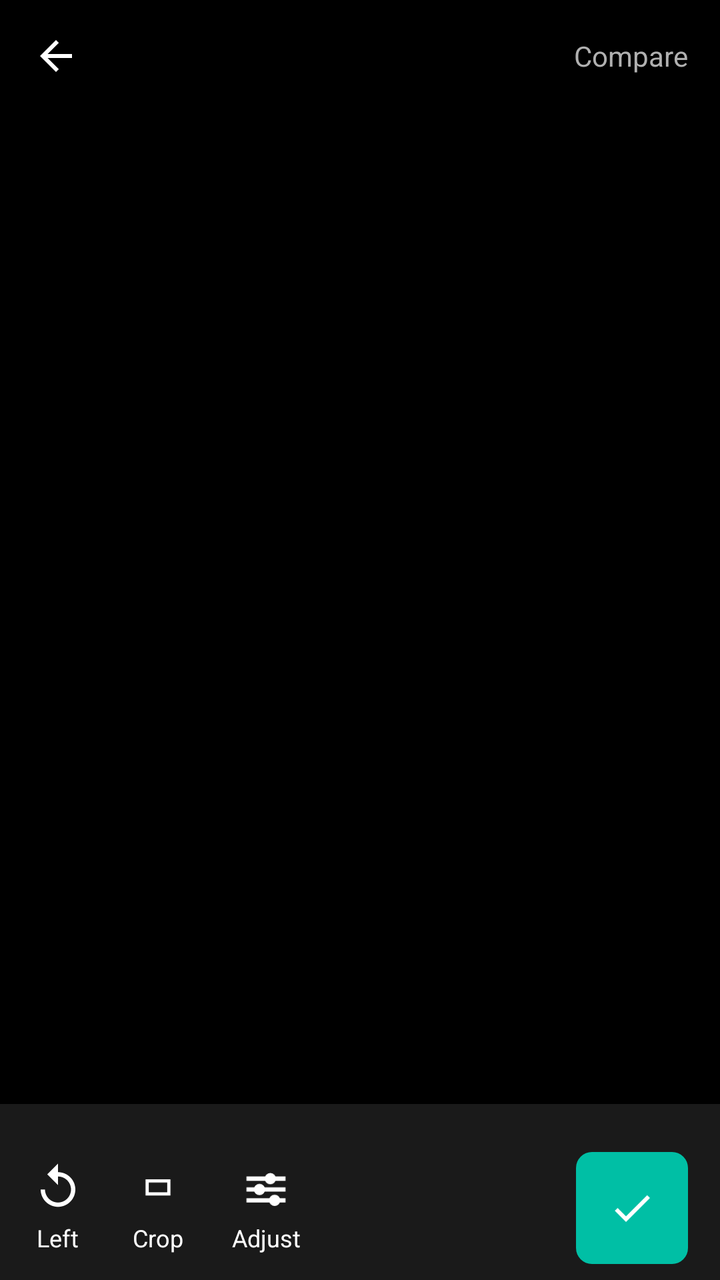
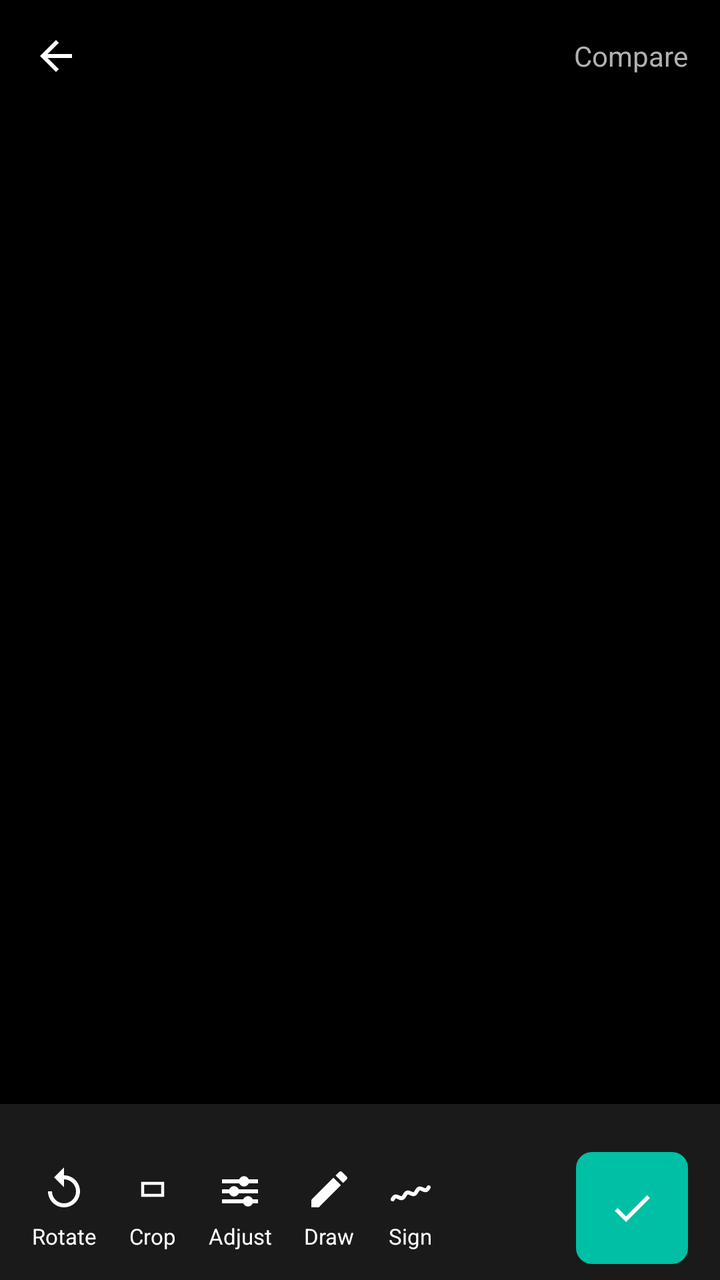

Before-and-after screenshots of an Android layout around one commit, followed by the original layout XML and the change that was made.
<!-- AndroidManifest.xml: application theme Theme.Hakunaa -->
<!-- res/layout/activity_enhance.xml -->
<?xml version="1.0" encoding="utf-8"?>
<LinearLayout xmlns:android="http://schemas.android.com/apk/res/android"
    android:layout_width="match_parent"
    android:layout_height="match_parent"
    android:background="#000000"
    android:orientation="vertical">

    
    <LinearLayout
        android:layout_width="match_parent"
        android:layout_height="56dp"
        android:gravity="center_vertical"
        android:orientation="horizontal"
        android:paddingStart="8dp"
        android:paddingEnd="16dp">

        <ImageButton
            android:id="@+id/btnBack"
            android:layout_width="40dp"
            android:layout_height="40dp"
            android:background="@android:color/transparent"
            android:contentDescription="Back"
            android:src="@drawable/ic_arrow_back"
            android:tint="#FFFFFF" />

        <EditText
            android:id="@+id/etDocName"
            android:layout_width="0dp"
            android:layout_height="wrap_content"
            android:layout_marginStart="8dp"
            android:layout_weight="1"
            android:background="@android:color/transparent"
            android:textColor="#FFFFFF"
            android:textSize="18sp" />

        
        <TextView
            android:id="@+id/tvPageIndicator"
            android:layout_width="wrap_content"
            android:layout_height="wrap_content"
            android:layout_marginEnd="12dp"
            android:text=""
            android:textColor="#FFFFFF"
            android:textSize="14sp"
            android:visibility="gone" />

        <TextView
            android:layout_width="wrap_content"
            android:layout_height="wrap_content"
            android:text="Compare"
            android:textColor="#B0B0B0"
            android:textSize="14sp" />
    </LinearLayout>

    
    <ImageView
        android:id="@+id/ivPage"
        android:layout_width="match_parent"
        android:layout_height="0dp"
        android:layout_weight="1"
        android:layout_marginTop="32dp"
        android:scaleType="fitCenter" />

    
    <HorizontalScrollView
        android:layout_width="match_parent"
        android:layout_height="wrap_content"
        android:background="#1A1A1A"
        android:paddingTop="8dp"
        android:paddingBottom="8dp">

        <LinearLayout
            android:id="@+id/filterRow"
            android:layout_width="wrap_content"
            android:layout_height="wrap_content"
            android:orientation="horizontal"
            android:paddingStart="8dp"
            android:paddingEnd="8dp" />
    </HorizontalScrollView>

    
    <LinearLayout
        android:id="@+id/adjustPanel"
        android:layout_width="match_parent"
        android:layout_height="wrap_content"
        android:background="#1A1A1A"
        android:orientation="vertical"
        android:paddingStart="16dp"
        android:paddingEnd="16dp"
        android:paddingTop="4dp"
        android:paddingBottom="8dp"
        android:visibility="gone">

        <LinearLayout
            android:layout_width="match_parent"
            android:layout_height="wrap_content"
            android:gravity="center_vertical"
            android:orientation="horizontal">

            <TextView
                android:layout_width="wrap_content"
                android:layout_height="wrap_content"
                android:text="Adjust"
                android:textColor="#FFFFFF"
                android:textSize="14sp"
                android:textStyle="bold" />

            <View
                android:layout_width="0dp"
                android:layout_height="0dp"
                android:layout_weight="1" />

            <TextView
                android:id="@+id/btnAdjustReset"
                android:layout_width="wrap_content"
                android:layout_height="wrap_content"
                android:padding="8dp"
                android:text="Reset"
                android:textColor="#00BFA5"
                android:textSize="14sp" />

            <TextView
                android:id="@+id/btnAdjustClose"
                android:layout_width="wrap_content"
                android:layout_height="wrap_content"
                android:padding="8dp"
                android:text="✕"
                android:textColor="#B0B0B0"
                android:textSize="14sp" />
        </LinearLayout>

        <LinearLayout
            android:layout_width="match_parent"
            android:layout_height="wrap_content"
            android:gravity="center_vertical"
            android:orientation="horizontal">

            <TextView
                android:layout_width="90dp"
                android:layout_height="wrap_content"
                android:text="Brightness"
                android:textColor="#B0B0B0"
                android:textSize="13sp" />

            <SeekBar
                android:id="@+id/seekBrightness"
                android:layout_width="0dp"
                android:layout_height="wrap_content"
                android:layout_weight="1"
                android:max="200"
                android:progress="100"
                android:progressTint="#00BFA5"
                android:thumbTint="#00BFA5" />

            <TextView
                android:id="@+id/tvBrightnessValue"
                android:layout_width="40dp"
                android:layout_height="wrap_content"
                android:gravity="end"
                android:text="0"
                android:textColor="#FFFFFF"
                android:textSize="13sp" />
        </LinearLayout>

        <LinearLayout
            android:layout_width="match_parent"
            android:layout_height="wrap_content"
            android:gravity="center_vertical"
            android:orientation="horizontal">

            <TextView
                android:layout_width="90dp"
                android:layout_height="wrap_content"
                android:text="Contrast"
                android:textColor="#B0B0B0"
                android:textSize="13sp" />

            <SeekBar
                android:id="@+id/seekContrast"
                android:layout_width="0dp"
                android:layout_height="wrap_content"
                android:layout_weight="1"
                android:max="150"
                android:progress="50"
                android:progressTint="#00BFA5"
                android:thumbTint="#00BFA5" />

            <TextView
                android:id="@+id/tvContrastValue"
                android:layout_width="40dp"
                android:layout_height="wrap_content"
                android:gravity="end"
                android:text="1.00"
                android:textColor="#FFFFFF"
                android:textSize="13sp" />
        </LinearLayout>

        <LinearLayout
            android:layout_width="match_parent"
            android:layout_height="wrap_content"
            android:gravity="center_vertical"
            android:orientation="horizontal">

            <TextView
                android:layout_width="90dp"
                android:layout_height="wrap_content"
                android:text="Sharpness"
                android:textColor="#B0B0B0"
                android:textSize="13sp" />

            <SeekBar
                android:id="@+id/seekSharpness"
                android:layout_width="0dp"
                android:layout_height="wrap_content"
                android:layout_weight="1"
                android:max="100"
                android:progress="40"
                android:progressTint="#00BFA5"
                android:thumbTint="#00BFA5" />

            <TextView
                android:id="@+id/tvSharpnessValue"
                android:layout_width="40dp"
                android:layout_height="wrap_content"
                android:gravity="end"
                android:text="40"
                android:textColor="#FFFFFF"
                android:textSize="13sp" />
        </LinearLayout>
    </LinearLayout>

    
    <LinearLayout
        android:id="@+id/applyAllRow"
        android:layout_width="match_parent"
        android:layout_height="wrap_content"
        android:background="#1A1A1A"
        android:gravity="center_vertical"
        android:orientation="horizontal"
        android:paddingStart="16dp"
        android:paddingEnd="16dp"
        android:paddingTop="4dp"
        android:paddingBottom="8dp"
        android:visibility="gone">

        <CheckBox
            android:id="@+id/cbApplyAll"
            android:layout_width="wrap_content"
            android:layout_height="wrap_content"
            android:button="@drawable/checkbox_apply_all"
            android:text="Apply to all pages"
            android:textColor="#FFFFFF"
            android:textSize="14sp" />

        <TextView
            android:id="@+id/tvApplyAllCount"
            android:layout_width="wrap_content"
            android:layout_height="wrap_content"
            android:layout_marginStart="8dp"
            android:text=""
            android:textColor="#808080"
            android:textSize="13sp" />
    </LinearLayout>

    
    <LinearLayout
        android:layout_width="match_parent"
        android:layout_height="72dp"
        android:background="#1A1A1A"
        android:gravity="center_vertical"
        android:orientation="horizontal"
        android:paddingStart="16dp"
        android:paddingEnd="16dp">

        <LinearLayout
            android:id="@+id/btnRotateLeft"
            android:layout_width="wrap_content"
            android:layout_height="wrap_content"
            android:gravity="center"
            android:orientation="vertical">

            <ImageView
                android:layout_width="26dp"
                android:layout_height="26dp"
                android:src="@drawable/ic_rotate_left"
                android:tint="#FFFFFF" />

            <TextView
                android:layout_width="wrap_content"
                android:layout_height="wrap_content"
                android:layout_marginTop="4dp"
                android:text="Left"
                android:textColor="#FFFFFF"
                android:textSize="12sp" />
        </LinearLayout>

        
        <LinearLayout
            android:id="@+id/btnCrop"
            android:layout_width="wrap_content"
            android:layout_height="wrap_content"
            android:layout_marginStart="24dp"
            android:gravity="center"
            android:orientation="vertical">

            <ImageView
                android:layout_width="26dp"
                android:layout_height="26dp"
                android:src="@drawable/ic_crop"
                android:tint="#FFFFFF" />

            <TextView
                android:layout_width="wrap_content"
                android:layout_height="wrap_content"
                android:layout_marginTop="4dp"
                android:text="Crop"
                android:textColor="#FFFFFF"
                android:textSize="12sp" />
        </LinearLayout>

        
        <LinearLayout
            android:id="@+id/btnAdjust"
            android:layout_width="wrap_content"
            android:layout_height="wrap_content"
            android:layout_marginStart="24dp"
            android:gravity="center"
            android:orientation="vertical">

            <ImageView
                android:id="@+id/ivAdjustIcon"
                android:layout_width="26dp"
                android:layout_height="26dp"
                android:src="@drawable/ic_tune"
                android:tint="#FFFFFF" />

            <TextView
                android:id="@+id/tvAdjustLabel"
                android:layout_width="wrap_content"
                android:layout_height="wrap_content"
                android:layout_marginTop="4dp"
                android:text="Adjust"
                android:textColor="#FFFFFF"
                android:textSize="12sp" />
        </LinearLayout>

        <View
            android:layout_width="0dp"
            android:layout_height="0dp"
            android:layout_weight="1" />

        
        <ImageButton
            android:id="@+id/btnSave"
            android:layout_width="56dp"
            android:layout_height="56dp"
            android:background="@drawable/bg_teal_button"
            android:contentDescription="Save"
            android:src="@drawable/ic_check"
            android:tint="#FFFFFF" />
    </LinearLayout>
</LinearLayout>
<!-- resources referenced by this layout -->
<resources>
  <!-- drawable bg_teal_button (drawable) -->
  <?xml version="1.0" encoding="utf-8"?>
  <shape xmlns:android="http://schemas.android.com/apk/res/android"
      android:shape="rectangle">
      <corners android:radius="8dp" />
      <solid android:color="#00BFA5" />
  </shape>
  <!-- drawable checkbox_apply_all (drawable) -->
  <?xml version="1.0" encoding="utf-8"?>
  <selector xmlns:android="http://schemas.android.com/apk/res/android">
      <item android:state_checked="true" android:drawable="@drawable/checkbox_checked" />
      <item android:drawable="@drawable/checkbox_unchecked" />
  </selector>
  <!-- drawable ic_arrow_back (drawable) -->
  <vector xmlns:android="http://schemas.android.com/apk/res/android"
      android:width="24dp"
      android:height="24dp"
      android:viewportWidth="24"
      android:viewportHeight="24"
      android:tint="#111827">
      <path
          android:fillColor="#FF000000"
          android:pathData="M20,11H7.83l5.59,-5.59L12,4l-8,8 8,8 1.41,-1.41L7.83,13H20v-2z" />
  </vector>
  <!-- drawable ic_check (drawable) -->
  <?xml version="1.0" encoding="utf-8"?>
  <vector xmlns:android="http://schemas.android.com/apk/res/android"
      android:width="24dp"
      android:height="24dp"
      android:viewportWidth="24"
      android:viewportHeight="24">
      <path
          android:fillColor="#FFFFFF"
          android:pathData="M9,16.17L4.83,12l-1.42,1.41L9,19 21,7l-1.41,-1.41z" />
  </vector>
  <!-- drawable ic_rotate_left (drawable) -->
  <?xml version="1.0" encoding="utf-8"?>
  <vector xmlns:android="http://schemas.android.com/apk/res/android"
      android:width="24dp"
      android:height="24dp"
      android:viewportWidth="24"
      android:viewportHeight="24">
      <path
          android:fillColor="#FFFFFF"
          android:pathData="M12,5V1L7,6l5,5V7c3.31,0 6,2.69 6,6s-2.69,6 -6,6 -6,-2.69 -6,-6H4c0,4.42 3.58,8 8,8s8,-3.58 8,-8 -3.58,-8 -8,-8z" />
  </vector>
  <!-- drawable checkbox_unchecked (drawable) -->
  <?xml version="1.0" encoding="utf-8"?>
  <vector xmlns:android="http://schemas.android.com/apk/res/android"
      android:width="24dp"
      android:height="24dp"
      android:viewportWidth="24"
      android:viewportHeight="24">
      <path
          android:fillColor="#00000000"
          android:strokeColor="#FFFFFF"
          android:strokeWidth="2"
          android:pathData="M5,3 h14 a2,2 0 0 1 2,2 v14 a2,2 0 0 1 -2,2 H5 a2,2 0 0 1 -2,-2 V5 a2,2 0 0 1 2,-2 z" />
  </vector>
  <color name="hakunaa_primary">#0B57D0</color>
  <color name="hakunaa_primary_dark">#0842A0</color>
  <color name="hakunaa_on_primary">#FFFFFF</color>
  <color name="hakunaa_background">#F6F7F9</color>
  <color name="hakunaa_surface">#FFFFFF</color>
  <color name="hakunaa_text">#111827</color>
  <color name="hakunaa_text_secondary">#5B6472</color>
  <!-- unchanged entries left out for length: 4 -->
</resources>

<!-- the commit's change to res/layout/activity_enhance.xml (unified diff, before → after) -->
@@ -53,13 +53,33 @@
     </LinearLayout>
 
     
-    <ImageView
-        android:id="@+id/ivPage"
+    <FrameLayout
+        android:id="@+id/pageFrame"
         android:layout_width="match_parent"
         android:layout_height="0dp"
         android:layout_weight="1"
-        android:layout_marginTop="32dp"
-        android:scaleType="fitCenter" />
+        android:layout_marginTop="32dp">
+
+        <ImageView
+            android:id="@+id/ivPage"
+            android:layout_width="match_parent"
+            android:layout_height="match_parent"
+            android:scaleType="fitCenter" />
+
+        
+        <com.hakunaa.app.scanner.DrawView
+            android:id="@+id/drawView"
+            android:layout_width="match_parent"
+            android:layout_height="match_parent"
+            android:visibility="gone" />
+
+        
+        <ImageView
+            android:id="@+id/ivSignature"
+            android:layout_width="wrap_content"
+            android:layout_height="wrap_content"
+            android:visibility="gone" />
+    </FrameLayout>
 
     
     <HorizontalScrollView
@@ -264,6 +284,118 @@
 
     
     <LinearLayout
+        android:id="@+id/drawPanel"
+        android:layout_width="match_parent"
+        android:layout_height="wrap_content"
+        android:background="#1A1A1A"
+        android:gravity="center_vertical"
+        android:orientation="horizontal"
+        android:paddingStart="12dp"
+        android:paddingEnd="12dp"
+        android:paddingTop="6dp"
+        android:paddingBottom="6dp"
+        android:visibility="gone">
+
+        <LinearLayout
+            android:id="@+id/colorRow"
+            android:layout_width="wrap_content"
+            android:layout_height="wrap_content"
+            android:gravity="center_vertical"
+            android:orientation="horizontal" />
+
+        <TextView
+            android:id="@+id/btnDrawSize"
+            android:layout_width="wrap_content"
+            android:layout_height="wrap_content"
+            android:layout_marginStart="12dp"
+            android:padding="8dp"
+            android:text="Size: M"
+            android:textColor="#FFFFFF"
+            android:textSize="13sp"
+            android:textStyle="bold" />
+
+        <TextView
+            android:id="@+id/btnDrawUndo"
+            android:layout_width="wrap_content"
+            android:layout_height="wrap_content"
+            android:padding="8dp"
+            android:text="Undo"
+            android:textColor="#FFFFFF"
+            android:textSize="13sp" />
+
+        <TextView
+            android:id="@+id/btnDrawClear"
+            android:layout_width="wrap_content"
+            android:layout_height="wrap_content"
+            android:padding="8dp"
+            android:text="Clear"
+            android:textColor="#FFFFFF"
+            android:textSize="13sp" />
+
+        <View
+            android:layout_width="0dp"
+            android:layout_height="0dp"
+            android:layout_weight="1" />
+
+        <TextView
+            android:id="@+id/btnDrawDone"
+            android:layout_width="wrap_content"
+            android:layout_height="wrap_content"
+            android:padding="8dp"
+            android:text="Done"
+            android:textColor="#00BFA5"
+            android:textSize="13sp"
+            android:textStyle="bold" />
+    </LinearLayout>
+
+    
+    <LinearLayout
+        android:id="@+id/signPanel"
+        android:layout_width="match_parent"
+        android:layout_height="wrap_content"
+        android:background="#1A1A1A"
+        android:gravity="center_vertical"
+        android:orientation="horizontal"
+        android:paddingStart="16dp"
+        android:paddingEnd="16dp"
+        android:paddingTop="6dp"
+        android:paddingBottom="6dp"
+        android:visibility="gone">
+
+        <TextView
+            android:layout_width="wrap_content"
+            android:layout_height="wrap_content"
+            android:text="Drag the signature to move it"
+            android:textColor="#B0B0B0"
+            android:textSize="13sp" />
+
+        <View
+            android:layout_width="0dp"
+            android:layout_height="0dp"
+            android:layout_weight="1" />
+
+        <TextView
+            android:id="@+id/btnSignRemove"
+            android:layout_width="wrap_content"
+            android:layout_height="wrap_content"
+            android:padding="8dp"
+            android:text="Remove"
+            android:textColor="#FFFFFF"
+            android:textSize="13sp" />
+
+        <TextView
+            android:id="@+id/btnSignDone"
+            android:layout_width="wrap_content"
+            android:layout_height="wrap_content"
+            android:padding="8dp"
+            android:text="Done"
+            android:textColor="#00BFA5"
+            android:textSize="13sp"
+            android:textStyle="bold" />
+    </LinearLayout>
+
+    
+    <LinearLayout
         android:layout_width="match_parent"
         android:layout_height="72dp"
         android:background="#1A1A1A"
@@ -272,16 +404,17 @@
         android:paddingStart="16dp"
         android:paddingEnd="16dp">
 
-        <LinearLayout
-            android:id="@+id/btnRotateLeft"
+        
+        <LinearLayout
+            android:id="@+id/btnRotate"
             android:layout_width="wrap_content"
             android:layout_height="wrap_content"
             android:gravity="center"
             android:orientation="vertical">
 
             <ImageView
-                android:layout_width="26dp"
-                android:layout_height="26dp"
+                android:layout_width="24dp"
+                android:layout_height="24dp"
                 android:src="@drawable/ic_rotate_left"
                 android:tint="#FFFFFF" />
 
@@ -289,9 +422,9 @@
                 android:layout_width="wrap_content"
                 android:layout_height="wrap_content"
                 android:layout_marginTop="4dp"
-                android:text="Left"
-                android:textColor="#FFFFFF"
-                android:textSize="12sp" />
+                android:text="Rotate"
+                android:textColor="#FFFFFF"
+                android:textSize="11sp" />
         </LinearLayout>
 
         
@@ -299,13 +432,13 @@
             android:id="@+id/btnCrop"
             android:layout_width="wrap_content"
             android:layout_height="wrap_content"
-            android:layout_marginStart="24dp"
+            android:layout_marginStart="16dp"
             android:gravity="center"
             android:orientation="vertical">
 
             <ImageView
-                android:layout_width="26dp"
-                android:layout_height="26dp"
+                android:layout_width="24dp"
+                android:layout_height="24dp"
                 android:src="@drawable/ic_crop"
                 android:tint="#FFFFFF" />
 
@@ -315,7 +448,7 @@
                 android:layout_marginTop="4dp"
                 android:text="Crop"
                 android:textColor="#FFFFFF"
-                android:textSize="12sp" />
+                android:textSize="11sp" />
         </LinearLayout>
 
         
@@ -323,14 +456,14 @@
             android:id="@+id/btnAdjust"
             android:layout_width="wrap_content"
             android:layout_height="wrap_content"
-            android:layout_marginStart="24dp"
+            android:layout_marginStart="16dp"
             android:gravity="center"
             android:orientation="vertical">
 
             <ImageView
                 android:id="@+id/ivAdjustIcon"
-                android:layout_width="26dp"
-                android:layout_height="26dp"
+                android:layout_width="24dp"
+                android:layout_height="24dp"
                 android:src="@drawable/ic_tune"
                 android:tint="#FFFFFF" />
 
@@ -341,7 +474,59 @@
                 android:layout_marginTop="4dp"
                 android:text="Adjust"
                 android:textColor="#FFFFFF"
-                android:textSize="12sp" />
+                android:textSize="11sp" />
+        </LinearLayout>
+
+        
+        <LinearLayout
+            android:id="@+id/btnDraw"
+            android:layout_width="wrap_content"
+            android:layout_height="wrap_content"
+            android:layout_marginStart="16dp"
+            android:gravity="center"
+            android:orientation="vertical">
+
+            <ImageView
+                android:id="@+id/ivDrawIcon"
+                android:layout_width="24dp"
+                android:layout_height="24dp"
+                android:src="@drawable/ic_markup"
+                android:tint="#FFFFFF" />
+
+            <TextView
+                android:id="@+id/tvDrawLabel"
+                android:layout_width="wrap_content"
+                android:layout_height="wrap_content"
+                android:layout_marginTop="4dp"
+                android:text="Draw"
+                android:textColor="#FFFFFF"
+                android:textSize="11sp" />
+        </LinearLayout>
+
+        
+        <LinearLayout
+            android:id="@+id/btnSign"
+            android:layout_width="wrap_content"
+            android:layout_height="wrap_content"
+            android:layout_marginStart="16dp"
+            android:gravity="center"
+            android:orientation="vertical">
+
+            <ImageView
+                android:id="@+id/ivSignIcon"
+                android:layout_width="24dp"
+                android:layout_height="24dp"
+                android:src="@drawable/ic_sign"
+                android:tint="#FFFFFF" />
+
+            <TextView
+                android:id="@+id/tvSignLabel"
+                android:layout_width="wrap_content"
+                android:layout_height="wrap_content"
+                android:layout_marginTop="4dp"
+                android:text="Sign"
+                android:textColor="#FFFFFF"
+                android:textSize="11sp" />
         </LinearLayout>
 
         <View
<!-- resource entries referenced after the edit -->
@@ -35,6 +35,17 @@
           android:fillColor="#FFFFFF"
           android:pathData="M9,16.17L4.83,12l-1.42,1.41L9,19 21,7l-1.41,-1.41z" />
   </vector>
+  <!-- drawable ic_markup (drawable) -->
+  <?xml version="1.0" encoding="utf-8"?>
+  <vector xmlns:android="http://schemas.android.com/apk/res/android"
+      android:width="24dp"
+      android:height="24dp"
+      android:viewportWidth="24"
+      android:viewportHeight="24">
+      <path
+          android:fillColor="#FFFFFF"
+          android:pathData="M3,17.25V21h3.75L17.81,9.94l-3.75,-3.75L3,17.25zM20.71,7.04c0.39,-0.39 0.39,-1.02 0,-1.41l-2.34,-2.34c-0.39,-0.39 -1.02,-0.39 -1.41,0l-1.83,1.83l3.75,3.75L20.71,7.04z" />
+  </vector>
   <!-- drawable ic_rotate_left (drawable) -->
   <?xml version="1.0" encoding="utf-8"?>
   <vector xmlns:android="http://schemas.android.com/apk/res/android"
@@ -45,6 +56,20 @@
       <path
           android:fillColor="#FFFFFF"
           android:pathData="M12,5V1L7,6l5,5V7c3.31,0 6,2.69 6,6s-2.69,6 -6,6 -6,-2.69 -6,-6H4c0,4.42 3.58,8 8,8s8,-3.58 8,-8 -3.58,-8 -8,-8z" />
+  </vector>
+  <!-- drawable ic_sign (drawable) -->
+  <?xml version="1.0" encoding="utf-8"?>
+  <vector xmlns:android="http://schemas.android.com/apk/res/android"
+      android:width="24dp"
+      android:height="24dp"
+      android:viewportWidth="24"
+      android:viewportHeight="24">
+      <path
+          android:fillColor="#00000000"
+          android:pathData="M3,17C5,13 7,19 9,15C11,11 13,17 15,13C17,9 19,15 21,11"
+          android:strokeColor="#FFFFFF"
+          android:strokeWidth="2"
+          android:strokeLineCap="round" />
   </vector>
   <!-- drawable checkbox_unchecked (drawable) -->
   <?xml version="1.0" encoding="utf-8"?>
